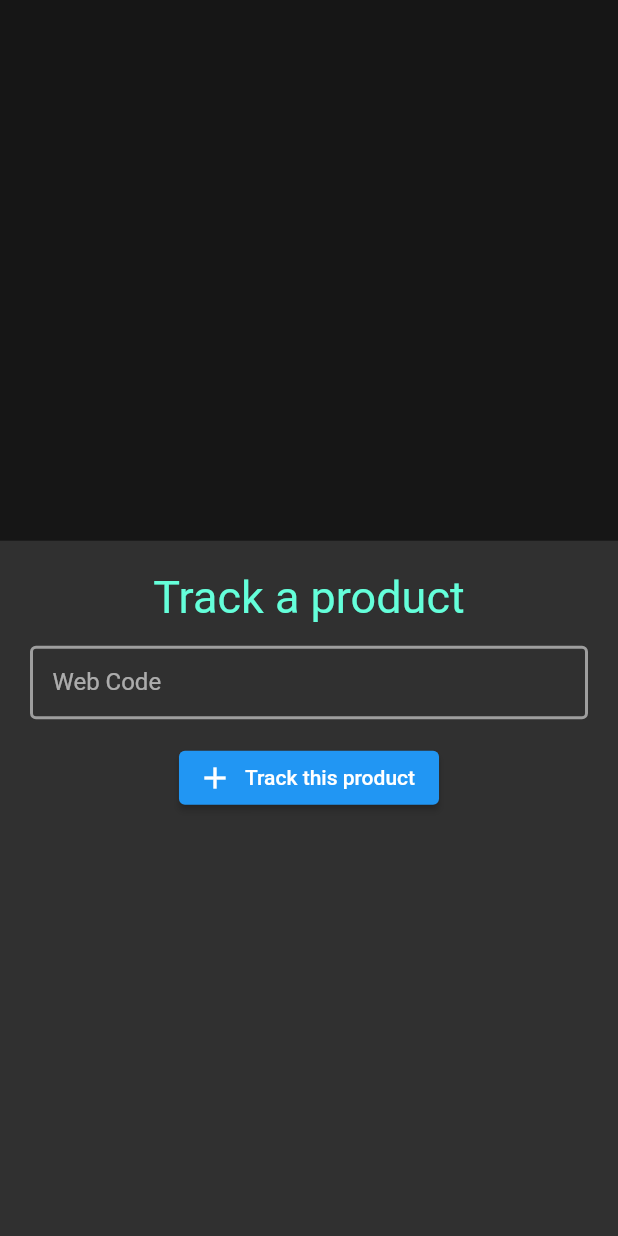
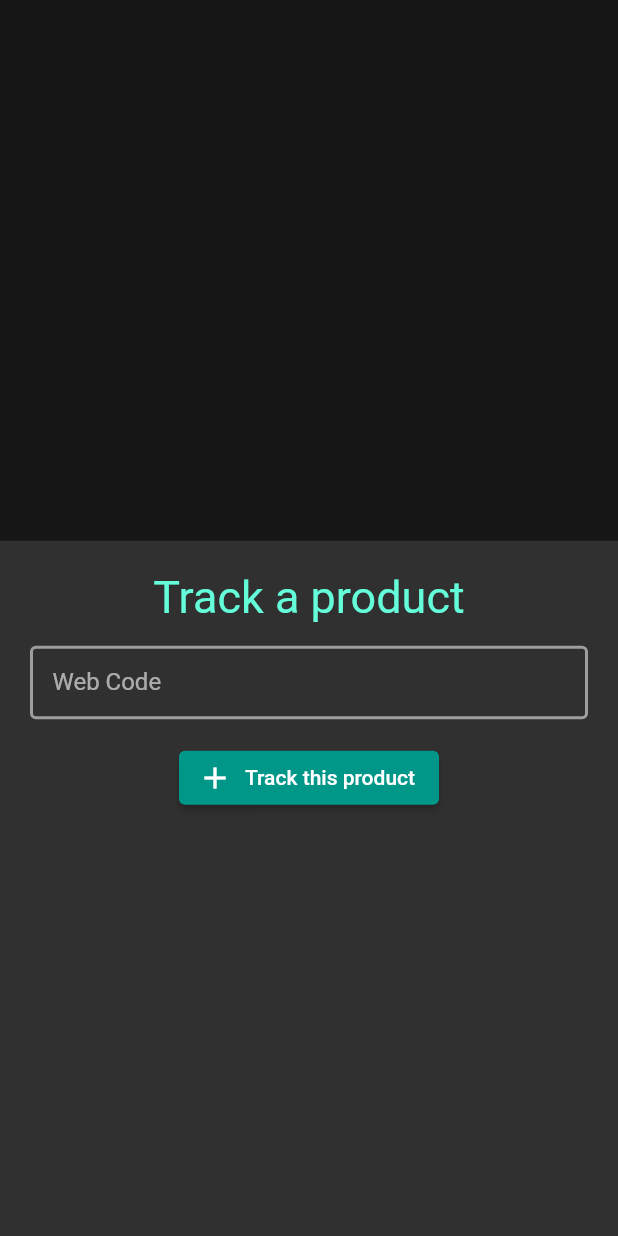
Before and after one commit to jakobbouchard/price_tracker, a Flutter app: the ProductList screen opened directly, after a tap on the "add" icon, on a phone screen of 412 x 824 dp. Run offline on Flutter 3.47's test engine with Material 2 defaults, Android fonts, the phone set to English and light mode, and no system bars; our stand-ins replace cloud_firestore, firebase_analytics, firebase_auth, firebase_core, firebase_crashlytics, firebase_messaging and 3 more; missing offline and left inert: flutter_twitter_login; accounts and stored records are empty.

Commit message:
Change add button color

```diff
--- a/lib/screens/home/components/add_product_sheet.dart
+++ b/lib/screens/home/components/add_product_sheet.dart
@@ -60,6 +60,7 @@ class _AddProductSheetState extends State<AddProductSheet> {
             ),
             SizedBox(height: 15.0),
             ElevatedButton.icon(
+              style: ElevatedButton.styleFrom(primary: Colors.teal),
               icon: Icon(Icons.add),
               label: Text('Track this product'),
               onPressed: () => _track(),
```
